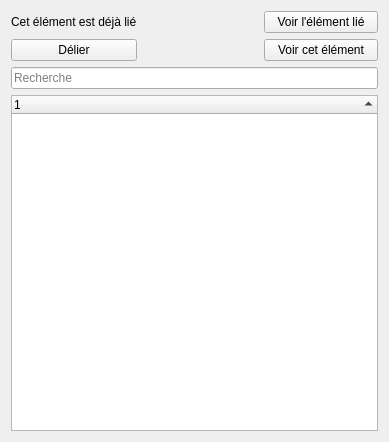
This is sources/ui/linksingleelementwidget.ui in qelectrotech/qelectrotech-source-mirror as Qt 5 draws it before an edit. The edited form follows.
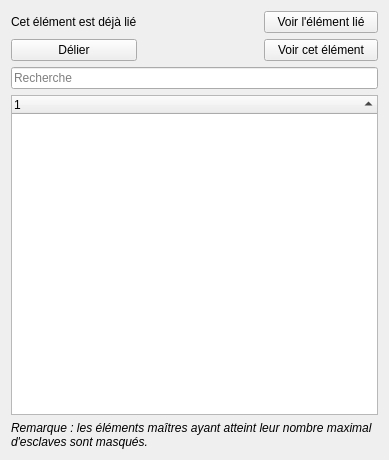
This is the edited form.

Commit message: Update rectangle height and add QLabel for hidden masters

```diff
--- a/sources/ui/linksingleelementwidget.ui
+++ b/sources/ui/linksingleelementwidget.ui
@@ -7,7 +7,7 @@
     <x>0</x>
     <y>0</y>
     <width>389</width>
-    <height>442</height>
+    <height>460</height>
    </rect>
   </property>
   <property name="windowTitle">
@@ -64,6 +64,23 @@
      </property>
     </widget>
    </item>
+
+   <item row="4" column="0" colspan="3">
+    <widget class="QLabel" name="m_hidden_masters_label">
+     <property name="text">
+      <string>Remarque : les éléments maîtres ayant atteint leur nombre maximal d'esclaves sont masqués.</string>
+     </property>
+     <property name="wordWrap">
+      <bool>true</bool>
+     </property>
+     <property name="font">
+      <font>
+       <italic>true</italic>
+      </font>
+     </property>
+    </widget>
+   </item>
+
   </layout>
  </widget>
  <resources/>
```
